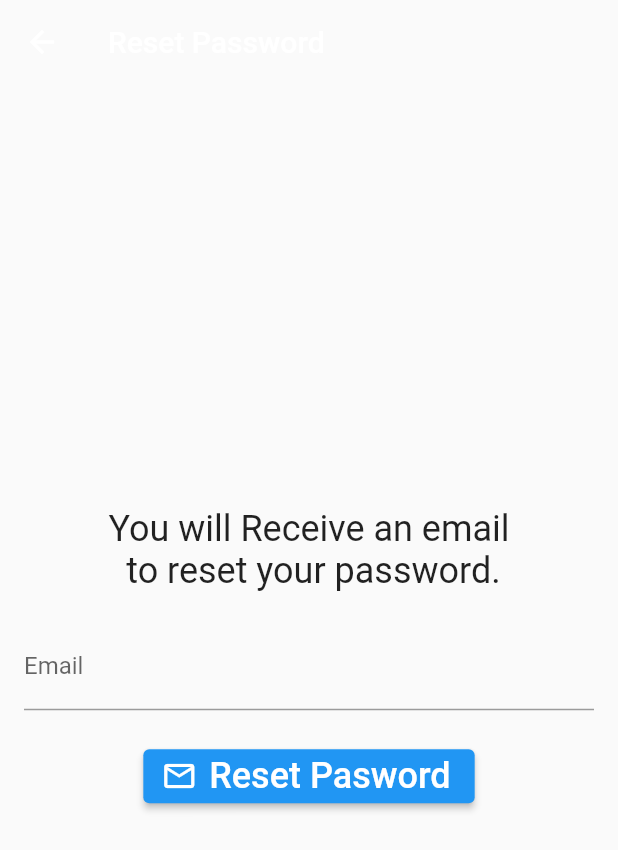
After one commit to VishnuSudev/csr1, a Flutter app: the screen it shows after launch, after a tap on "Forget Password", on a phone screen of 412 x 824 dp. The commit adds this screen. Shown: the top 850 px of the screen. Run offline on Flutter 3.47's test engine with Material 2 defaults, Android fonts, the phone set to English and light mode, and no system bars; our stand-ins replace firebase_auth, firebase_core, google_sign_in; accounts and stored records are empty.

Commit message:
forgot and verify added

```diff
--- /dev/null
+++ b/lib/forget_password.dart
@@ -0,0 +1,64 @@
+import 'package:csr/firebase.dart';
+import 'package:flutter/material.dart';
+
+// ignore: camel_case_types
+class forgetPassword extends StatefulWidget {
+  const forgetPassword({super.key});
+
+  @override
+  State<forgetPassword> createState() => _forgetPasswordState();
+}
+
+// ignore: camel_case_types
+class _forgetPasswordState extends State<forgetPassword> {
+   final formKey = GlobalKey<FormState>();
+  final emailController = TextEditingController();
+  @override
+    Widget build(BuildContext context) => Scaffold(
+        appBar: AppBar(
+          backgroundColor: Colors.transparent,
+          elevation: 0,
+          title: const Text("Reset Password"),
+        ),
+        body: Padding(
+          padding: const EdgeInsets.all(16),
+          child: Form(
+            key: formKey,
+            child: Column(
+              mainAxisAlignment: MainAxisAlignment.center,
+              children: [
+                const Text(
+                  'You will Receive an email\n to reset your password.',
+                  textAlign: TextAlign.center,
+                  style: TextStyle(fontSize: 24),
+                ),
+                SizedBox(height: 20),
+                TextFormField(
+                  controller: emailController,
+                  cursorColor: Colors.white,
+                  textInputAction: TextInputAction.done,
+                  decoration: InputDecoration(labelText: "Email"),
+                  autovalidateMode: AutovalidateMode.onUserInteraction,
+                  // validator: (email) =>
+                  //     email != null
+                  //         ? 'Enter a valid email'
+                  //         : null,
+                ),
+                SizedBox(height: 20),
+                ElevatedButton.icon(
+                  onPressed: ()async{
+                    await AuthService().resetPassword(emailController.text.trim(), context);
+                  },
+                  icon: Icon(Icons.email_outlined),
+                  label: Text(
+                    "Reset Pasword",
+                    style: TextStyle(fontSize: 24),
+                  ),
+                )
+              ],
+            ),
+          ),
+        ),
+      );
+
+}
--- a/lib/login_page.dart
+++ b/lib/login_page.dart
@@ -117,10 +117,13 @@ class _LoginPageState extends State<LoginPage> {
                             Navigator.pushNamed(context, 'register');
                           },
                           child: const Text(
-                            "Signup",
+                            "SignUp",
                             style: TextStyle(color: Colors.blue),
                           ),
-                        )
+                        ),
+                        SizedBox(width:40),
+                        TextButton(onPressed:(){Navigator.pushNamed(context, 'forgot');}, child: const Text("Forget Password",
+                            style: TextStyle(color: Colors.blue),))
                       ],
                     ),
                     const SizedBox(
@@ -140,13 +143,14 @@ class _LoginPageState extends State<LoginPage> {
 
                                   await AuthService().login(email, pass, context);
                               if (result != null) {
+                                // ignore: use_build_context_synchronously
                                 ScaffoldMessenger.of(context).showSnackBar(const SnackBar(
                                   content: Text("Logged in Successfully"),
                                   backgroundColor: Colors.green,
 
                                 ));
                                 // ignore: use_build_context_synchronously
-                                Navigator.pushNamed(context, "home");
+                                // Navigator.pushNamed(context, "home");
                               }
                             } else {
                               print("not");
--- a/lib/main.dart
+++ b/lib/main.dart
@@ -1,6 +1,9 @@
+import 'package:csr/firebase.dart';
+import 'package:csr/forget_password.dart';
 import 'package:csr/home.dart';
 import 'package:csr/login_page.dart';
 import 'package:csr/register.dart';
+import 'package:csr/verify.dart';
 import 'package:firebase_core/firebase_core.dart';
 import 'package:flutter/material.dart';
 import 'firebase_options.dart';
@@ -25,11 +28,25 @@ class _MyAppState extends State<MyApp> {
   Widget build(BuildContext context) {
     return MaterialApp(
       debugShowCheckedModeBanner: false,
-      home: const LoginPage(),
+      home: StreamBuilder(
+        stream: AuthService().firebaseAuth.authStateChanges(),
+        builder: (context, snapshot) {
+          if(snapshot.hasData){
+            return VerifyEmailPage();
+          }
+          else{
+            return LoginPage();
+          }
+        }
+      ),
       routes: {
         'register': (context) => const RegisterPage(),
         'login': (context) => const LoginPage(),
         'home': (context) => const HomePage(),
+        'forgot': (context) => const forgetPassword(),
+        'verify': (context) =>  VerifyEmailPage(),
+
+
 
       },
     );
```
Also changed, not shown: lib/firebase.dart (+20 -0 lines), lib/home.dart (+18 -1 lines), lib/verify.dart (added, +103 -0 lines).
